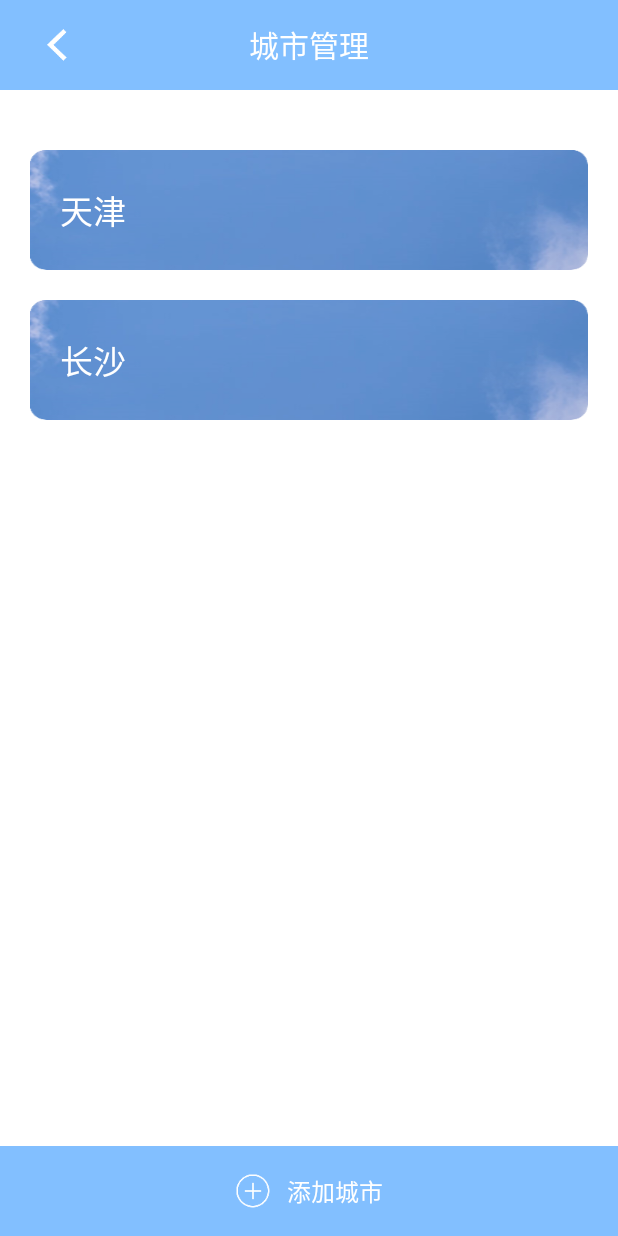
After one commit to 2285-qw/weather, an Android app: the City_choiceActivity screen opened directly, with no data from a screen before it, on a phone screen of 412 x 824 dp. The commit adds this screen. Run offline under Robolectric (Android 15) with nearby library versions, the phone set to English and light mode, and no system bars; 1 statement that could not run was skipped.

Commit message:
一月十八号城市管理页面实现部分隐藏

```diff
--- a/app/src/main/java/com/example/weather/MainActivity.java
+++ b/app/src/main/java/com/example/weather/MainActivity.java
@@ -5,6 +5,7 @@ import androidx.viewpager.widget.PagerAdapter;
 import androidx.viewpager.widget.ViewPager;
 
 import android.app.Activity;
+import android.content.Intent;
 import android.content.SharedPreferences;
 import android.os.Bundle;
 import android.os.Handler;
@@ -21,7 +22,9 @@ import android.widget.Toast;
 import com.example.weather.adapter.WeatherAdapter;
 import com.example.weather.cb.impl.WeatherCallback;
 import com.example.weather.entity.TodayWeather;
+import com.example.weather.ui.AddcityActivity;
 import com.example.weather.ui.BaseActivity;
+import com.example.weather.ui.City_choiceActivity;
 import com.google.gson.Gson;
 import com.google.gson.reflect.TypeToken;
 
@@ -44,16 +47,19 @@ public class MainActivity extends BaseActivity {
     TextView ed_wendu;
     ListView listView;
     TextView city;
-    List list;
+    //城市集合
+    public static List list;
     List<TodayWeather> list1;
     //什么天气——————阴天  晴天
     TextView type;
     //主页背景图片
     ImageView main_beijin;
     //数据集合
-    Map<String, TodayWeather> weather_date;
-
+    public static Map<String, TodayWeather> weather_date;
+    //天气数据对象
     TodayWeather info;
+    //添加城市按钮
+    ImageView add_city;
 
 
     @Override
@@ -73,7 +79,7 @@ public class MainActivity extends BaseActivity {
         initView();
     }
 
-    class MyPagerAdapter extends PagerAdapter{
+    class MyPagerAdapter extends PagerAdapter implements View.OnClickListener {
 
         @Override
         public int getCount() {
@@ -96,8 +102,9 @@ public class MainActivity extends BaseActivity {
             city =((View) views.get(position)).findViewById(R.id.city);
             type =((View) views.get(position)).findViewById(R.id.weather);
             main_beijin=((View) views.get(position)).findViewById(R.id.main_beijin);
-            Log.d("eee",position+"----"+list1.size());
-
+            add_city=((View) views.get(position)).findViewById(R.id.add_city);
+            add_city.setOnClickListener(this);
+            city.setOnClickListener(this);
             if (weather_date.get(list.get(position))!=null){
                 updateUI( weather_date.get(list.get(position)));
                 //updateUI(list1.get(position));
@@ -110,6 +117,19 @@ public class MainActivity extends BaseActivity {
         public void destroyItem(@NonNull ViewGroup container, int position, @NonNull Object object) {
             //super.destroyItem(container, position, object);
             container.removeView((View) views.get(position));
+        }
+
+        //viewpager的点击事件
+        @Override
+        public void onClick(View v) {
+            switch (v.getId()){
+                case R.id.city:
+                    startActivity(new Intent(MainActivity.this, City_choiceActivity.class));
+                    break;
+                case R.id.add_city:
+                    startActivity(new Intent(MainActivity.this, AddcityActivity.class));
+                    break;
+            }
         }
     }
 
@@ -195,9 +215,13 @@ public class MainActivity extends BaseActivity {
             case "雨":
             case "大雨":
                 main_beijin.setImageResource(R.mipmap.beijin_xiayu);
+                break;
+            case"阴":
+                main_beijin.setImageResource(R.mipmap.yin);
+                break;
         }
         city.setText(info.getCity());
-        ed_wendu.setText(info.getWendu()+"℃");
+        ed_wendu.setText(info.getWendu()+"°");
         WeatherAdapter weatherAdapter = new WeatherAdapter(this,R.layout.weather_item,info.getList());
         listView.setAdapter(weatherAdapter);
 
--- /dev/null
+++ b/app/src/main/java/com/example/weather/ui/AddcityActivity.java
@@ -0,0 +1,16 @@
+package com.example.weather.ui;
+
+import androidx.appcompat.app.AppCompatActivity;
+
+import android.os.Bundle;
+
+import com.example.weather.R;
+
+public class AddcityActivity extends AppCompatActivity {
+
+    @Override
+    protected void onCreate(Bundle savedInstanceState) {
+        super.onCreate(savedInstanceState);
+        setContentView(R.layout.activity_addcity);
+    }
+}
--- /dev/null
+++ b/app/src/main/java/com/example/weather/ui/City_choiceActivity.java
@@ -0,0 +1,117 @@
+package com.example.weather.ui;
+
+import androidx.appcompat.app.ActionBar;
+import androidx.appcompat.app.AppCompatActivity;
+
+import android.content.Intent;
+import android.os.Bundle;
+import android.view.ContextMenu;
+import android.view.View;
+import android.view.ViewGroup;
+import android.widget.AdapterView;
+import android.widget.BaseAdapter;
+import android.widget.ImageView;
+import android.widget.LinearLayout;
+import android.widget.ListView;
+import android.widget.TextView;
+import android.widget.Toast;
+
+import com.example.weather.R;
+
+import static com.example.weather.MainActivity.list;
+import static com.example.weather.MainActivity.weather_date;
+
+public class City_choiceActivity extends AppCompatActivity implements View.OnClickListener {
+    ImageView return_button;
+    ListView lv_city;
+    LinearLayout lin_add;
+    ImageView city_delete;
+
+    @Override
+    protected void onCreate(Bundle savedInstanceState) {
+        super.onCreate(savedInstanceState);
+        setContentView(R.layout.activity_city_choice);
+        initDate();
+        initview();
+    }
+
+    private void initview() {
+        return_button.setOnClickListener(this);
+        lv_city.setAdapter(new Myadapter());
+        lv_city.setDivider(null);
+        lin_add.setOnClickListener(this);
+        lv_city.setOnItemLongClickListener(new AdapterView.OnItemLongClickListener() {
+            @Override
+            public boolean onItemLongClick(AdapterView<?> parent, View view, int position, long id) {
+                Toast.makeText(City_choiceActivity.this, "长按", Toast.LENGTH_SHORT).show();
+
+                ImageView city_delete = view.findViewById(R.id.city_delete);
+                city_delete.setVisibility(View.VISIBLE);
+
+                return true;
+            }
+        });
+    }
+
+    private void initDate() {
+        lin_add = findViewById(R.id.lin_add);
+        return_button = findViewById(R.id.return_button);
+        lv_city = findViewById(R.id.lv_city);
+    }
+
+    protected void onStart() {
+        super.onStart();
+        //隐藏标题栏
+        ActionBar actionBar = getSupportActionBar();
+        if (actionBar != null) {
+            actionBar.hide();
+
+        }
+    }
+
+    @Override
+    public void onClick(View v) {
+        switch (v.getId()) {
+            case R.id.return_button:
+                finish();
+                break;
+            case R.id.lin_add:
+                startActivity(new Intent(City_choiceActivity.this, AddcityActivity.class));
+        }
+    }
+
+    private class Myadapter extends BaseAdapter {
+
+        @Override
+        public int getCount() {
+            return weather_date.size();
+        }
+
+        @Override
+        public Object getItem(int position) {
+            return null;
+        }
+
+        @Override
+        public long getItemId(int position) {
+            return 0;
+        }
+
+        @Override
+        public View getView(int position, View convertView, ViewGroup parent) {
+            View view = null;
+            if (convertView == null) {
+                view = View.inflate(getApplicationContext(), R.layout.lv_city_item, null);
+            } else {
+                view = convertView;
+            }
+            TextView city = view.findViewById(R.id.city);
+            TextView temperature = view.findViewById(R.id.temperature);
+            city_delete=view.findViewById(R.id.city_delete);
+
+            city.setText((CharSequence) list.get(position));
+            temperature.setText((CharSequence) weather_date.get(list.get(position)).getWendu() + "°");
+            return view;
+        }
+    }
+}
--- /dev/null
+++ b/app/src/main/res/layout/activity_addcity.xml
@@ -0,0 +1,9 @@
+<?xml version="1.0" encoding="utf-8"?>
+<androidx.constraintlayout.widget.ConstraintLayout xmlns:android="http://schemas.android.com/apk/res/android"
+    xmlns:app="http://schemas.android.com/apk/res-auto"
+    xmlns:tools="http://schemas.android.com/tools"
+    android:layout_width="match_parent"
+    android:layout_height="match_parent"
+    tools:context=".ui.AddcityActivity">
+
+</androidx.constraintlayout.widget.ConstraintLayout>
--- /dev/null
+++ b/app/src/main/res/layout/activity_city_choice.xml
@@ -0,0 +1,72 @@
+<?xml version="1.0" encoding="utf-8"?>
+<RelativeLayout xmlns:android="http://schemas.android.com/apk/res/android"
+    xmlns:app="http://schemas.android.com/apk/res-auto"
+    xmlns:tools="http://schemas.android.com/tools"
+    android:layout_width="match_parent"
+    android:layout_height="match_parent"
+    android:orientation="vertical"
+    tools:context=".ui.City_choiceActivity">
+
+    <LinearLayout
+        android:layout_width="match_parent"
+        android:layout_height="wrap_content"
+        android:layout_marginBottom="60dp"
+        android:orientation="vertical">
+
+        <RelativeLayout
+            android:layout_width="match_parent"
+            android:layout_height="wrap_content"
+            android:background="@color/newbule">
+
+            <ImageView
+                android:id="@+id/return_button"
+                android:layout_width="wrap_content"
+                android:layout_height="60dp"
+                android:layout_marginLeft="20dp"
+                android:paddingLeft="10dp"
+                android:paddingEnd="10dp"
+                android:src="@mipmap/return_buttom" />
+
+            <TextView
+                android:layout_width="wrap_content"
+                android:layout_height="60dp"
+                android:layout_centerHorizontal="true"
+                android:gravity="center"
+                android:text="@string/city_chooice"
+                android:textColor="@color/white"
+                android:textSize="20sp" />
+        </RelativeLayout>
+
+        <ListView
+            android:id="@+id/lv_city"
+            android:layout_width="match_parent"
+            android:layout_height="match_parent"
+            android:layout_marginLeft="20dp"
+            android:layout_marginTop="30dp"
+            android:descendantFocusability="blocksDescendants"
+            android:layout_marginRight="20dp" />
+    </LinearLayout>
+
+    <LinearLayout
+        android:id="@+id/lin_add"
+        android:layout_width="match_parent"
+        android:layout_height="60dp"
+        android:layout_alignParentBottom="true"
+        android:gravity="center"
+        android:background="@color/newbule"
+        android:orientation="horizontal">
+        <ImageView
+            android:layout_width="wrap_content"
+            android:layout_height="wrap_content"
+            android:src="@mipmap/add_city"
+            android:layout_marginRight="5dp"/>
+        <TextView
+            android:layout_width="wrap_content"
+            android:layout_height="wrap_content"
+            android:textSize="16sp"
+            android:textColor="@color/white"
+            android:text="@string/add_city"
+            android:layout_marginLeft="5dp"/>
+    </LinearLayout>
+
+</RelativeLayout>
--- /dev/null
+++ b/app/src/main/res/layout/lv_city_item.xml
@@ -0,0 +1,44 @@
+<?xml version="1.0" encoding="utf-8"?>
+<LinearLayout xmlns:android="http://schemas.android.com/apk/res/android"
+    android:layout_width="match_parent"
+    android:layout_height="match_parent">
+
+    <RelativeLayout
+        android:layout_width="match_parent"
+        android:layout_height="wrap_content"
+        android:layout_marginTop="10dp"
+        android:layout_marginBottom="10dp"
+        android:background="@mipmap/city_background">
+
+        <TextView
+            android:id="@+id/city"
+            android:layout_width="wrap_content"
+            android:layout_height="wrap_content"
+            android:layout_centerVertical="true"
+            android:layout_marginLeft="20dp"
+            android:text="北京"
+            android:textColor="@color/white"
+            android:textSize="22sp" />
+
+        <TextView
+            android:id="@+id/temperature"
+            android:layout_width="wrap_content"
+            android:layout_height="wrap_content"
+            android:layout_alignParentRight="true"
+            android:layout_centerVertical="true"
+            android:layout_marginRight="60dp"
+            android:textColor="@color/white"
+            android:textSize="44sp" />
+        <ImageView
+            android:id="@+id/city_delete"
+            android:layout_width="wrap_content"
+            android:layout_height="wrap_content"
+            android:layout_alignParentRight="true"
+            android:layout_centerVertical="true"
+            android:layout_marginRight="30dp"
+            android:visibility="gone"
+            android:src="@mipmap/city_delete"
+            />
+    </RelativeLayout>
+
+</LinearLayout>
--- a/app/src/main/res/layout/mian.xml
+++ b/app/src/main/res/layout/mian.xml
@@ -38,6 +38,7 @@
                 android:layout_weight="1" />
 
             <ImageView
+                android:id="@+id/add_city"
                 android:layout_width="wrap_content"
                 android:layout_height="wrap_content"
                 android:layout_marginRight="20dp"
--- a/app/src/main/res/values/colors.xml
+++ b/app/src/main/res/values/colors.xml
@@ -7,4 +7,5 @@
     <color name="teal_700">#FF018786</color>
     <color name="black">#FF000000</color>
     <color name="white">#FFFFFFFF</color>
+    <color name="newbule">#82bfff</color>
 </resources>
--- a/app/src/main/res/values/strings.xml
+++ b/app/src/main/res/values/strings.xml
@@ -3,4 +3,6 @@
     <string name="weatherurl">http://wthrcdn.etouch.cn/weather_mini?city=</string>
     <string name="startlocation">开始定位</string>
     <string name="stoplocation">停止定位</string>
+    <string name="city_chooice">城市管理</string>
+    <string name="add_city">添加城市</string>
 </resources>
--- a/app/src/main/res/values/themes.xml
+++ b/app/src/main/res/values/themes.xml
@@ -2,8 +2,8 @@
     <!-- Base application theme. -->
     <style name="Theme.Weather" parent="Theme.MaterialComponents.DayNight.DarkActionBar">
         <!-- Primary brand color. -->
-        <item name="colorPrimary">@color/teal_200</item>
-        <item name="colorPrimaryVariant">@color/teal_700</item>
+        <item name="colorPrimary">#82BFFF</item>
+        <item name="colorPrimaryVariant">#82BFFF</item>
         <item name="colorOnPrimary">@color/white</item>
         <!-- Secondary brand color. -->
         <item name="colorSecondary">@color/teal_200</item>
```
Also changed, not shown: app/src/main/AndroidManifest.xml (+4 -7 lines), app/src/main/res/mipmap-xxxhdpi/add_city.png (added), app/src/main/res/mipmap-xxxhdpi/city_background.png (added), app/src/main/res/mipmap-xxxhdpi/city_delete.png (added), app/src/main/res/mipmap-xxxhdpi/return_buttom.png (added), app/src/main/res/mipmap-xxxhdpi/yin.png (added).
